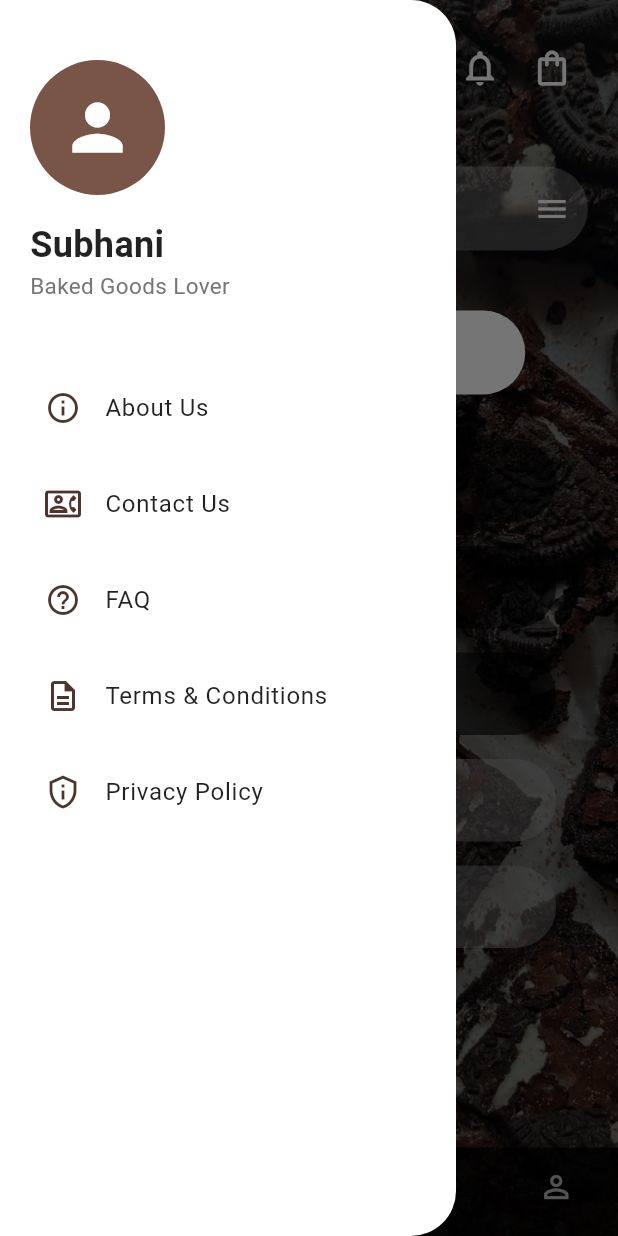
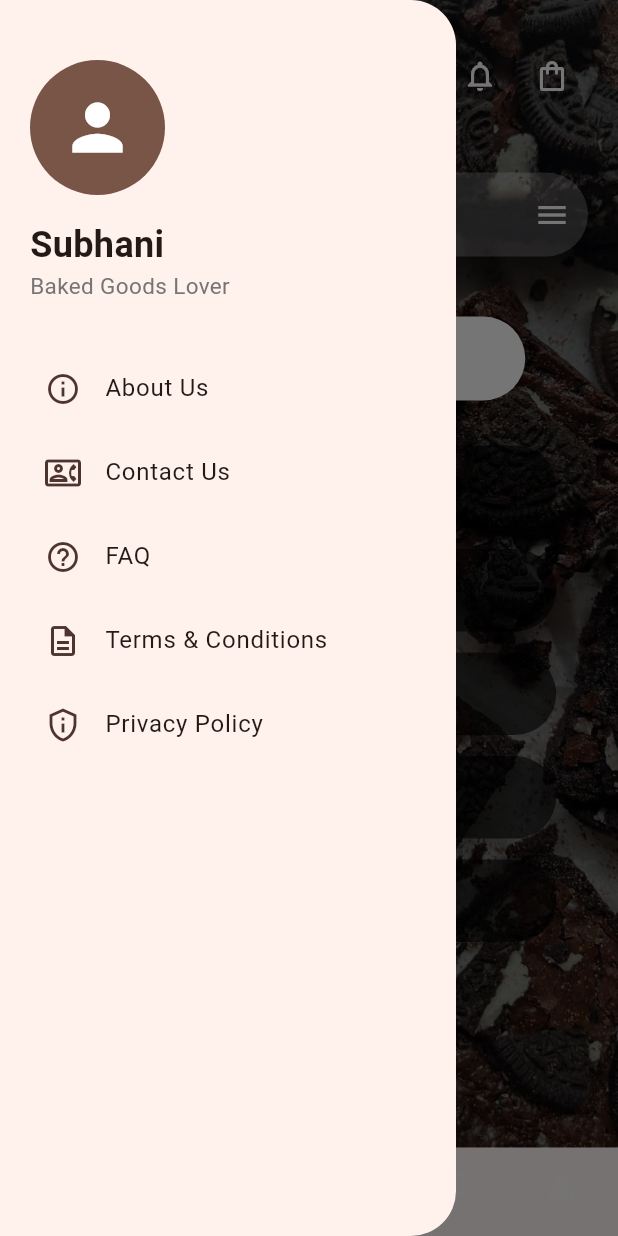
Before and after one commit to hima1222/chocolate-clicks-mobile-app, a Flutter app: the WelcomeProfileScreen screen opened by its route, with the side drawer open, on a phone screen of 412 x 824 dp. Run offline on Flutter 3.47's test engine with Material 3 defaults, Android fonts, the phone set to English and light mode, and no system bars.

Commit message:
popup model in welcome scrn

```diff
--- a/lib/screens/welcome_profile.dart
+++ b/lib/screens/welcome_profile.dart
@@ -4,6 +4,8 @@ import '../../screens/cake_items_screen.dart';
 import '../../screens/brownies_items_screen.dart';
 import '../../screens/cookies_items_screen.dart';
 import '../../screens/backing_goods.dart';
+
+/* ------------------ DATA ------------------ */
 
 final List<Map<String, dynamic>> categories = [
   {'name': 'Cake', 'screen': const CakeItemsScreen()},
@@ -21,6 +23,8 @@ final List<Map<String, dynamic>> menuItems = [
   {'title': 'Privacy Policy', 'icon': Icons.privacy_tip_outlined},
 ];
 
+/* ------------------ MAIN SCREEN ------------------ */
+
 class WelcomeProfileScreen extends StatelessWidget {
   WelcomeProfileScreen({super.key});
 
@@ -32,7 +36,6 @@ class WelcomeProfileScreen extends StatelessWidget {
 
     return Scaffold(
       key: _scaffoldKey,
-      extendBody: true,
       drawer: const AppDrawer(),
       body: Stack(
         children: [
@@ -43,13 +46,15 @@ class WelcomeProfileScreen extends StatelessWidget {
             fit: BoxFit.cover,
           ),
           Container(color: Colors.black.withOpacity(0.5)),
+
           SafeArea(
             child: SingleChildScrollView(
-    padding: const EdgeInsets.symmetric(horizontal: 20.0, vertical: 10.0),
+              padding:
+                  const EdgeInsets.symmetric(horizontal: 20, vertical: 16),
               child: Column(
                 crossAxisAlignment: CrossAxisAlignment.start,
                 children: [
-        // Top greeting + location + icons
+                  /* -------- TOP BAR -------- */
                   Row(
                     mainAxisAlignment: MainAxisAlignment.spaceBetween,
                     children: [
@@ -57,7 +62,7 @@ class WelcomeProfileScreen extends StatelessWidget {
                         crossAxisAlignment: CrossAxisAlignment.start,
                         children: const [
                           Text(
-                  'Hello Subhani !',
+                            'Hello Subhani!',
                             style: TextStyle(
                               color: Colors.white,
                               fontSize: 28,
@@ -67,11 +72,13 @@ class WelcomeProfileScreen extends StatelessWidget {
                           SizedBox(height: 8),
                           Row(
                             children: [
-                    Icon(Icons.location_on, color: Colors.white, size: 20),
-                    SizedBox(width: 8),
+                              Icon(Icons.location_on,
+                                  color: Colors.white, size: 18),
+                              SizedBox(width: 6),
                               Text(
                                 '40/J, MC Road, Matale',
-                      style: TextStyle(color: Colors.white, fontSize: 16),
+                                style: TextStyle(
+                                    color: Colors.white70, fontSize: 15),
                               ),
                             ],
                           ),
@@ -80,20 +87,23 @@ class WelcomeProfileScreen extends StatelessWidget {
                       Row(
                         children: [
                           IconButton(
-                  icon: Icon(Icons.notifications_outlined, color: Colors.white, size: 28),
+                            icon: const Icon(Icons.notifications_outlined,
+                                color: Colors.white),
                             onPressed: () {},
                           ),
                           IconButton(
-                  icon: Icon(Icons.shopping_bag_outlined, color: Colors.white, size: 28),
+                            icon: const Icon(Icons.shopping_bag_outlined,
+                                color: Colors.white),
                             onPressed: () {},
                           ),
                         ],
                       ),
                     ],
                   ),
+
                   const SizedBox(height: 30),
 
-        // Search bar
+                  /* -------- SEARCH BAR -------- */
                   Container(
                     decoration: BoxDecoration(
                       color: Colors.white.withOpacity(0.25),
@@ -103,8 +113,10 @@ class WelcomeProfileScreen extends StatelessWidget {
                       style: const TextStyle(color: Colors.white),
                       decoration: InputDecoration(
                         hintText: 'Search Here...',
-              hintStyle: TextStyle(color: Colors.white70),
-              prefixIcon: const Icon(Icons.search, color: Colors.white),
+                        hintStyle:
+                            const TextStyle(color: Colors.white70),
+                        prefixIcon:
+                            const Icon(Icons.search, color: Colors.white),
                         suffixIcon: IconButton(
                           icon: const Icon(Icons.menu, color: Colors.white),
                           onPressed: () {
@@ -112,38 +124,39 @@ class WelcomeProfileScreen extends StatelessWidget {
                           },
                         ),
                         border: InputBorder.none,
-              contentPadding: const EdgeInsets.symmetric(vertical: 16),
+                        contentPadding:
+                            const EdgeInsets.symmetric(vertical: 16),
                       ),
                     ),
                   ),
+
                   const SizedBox(height: 40),
 
-        // Shop Here button
+                  /* -------- SHOP BUTTON -------- */
                   Center(
                     child: PrimaryButton(
                       text: 'Shop Here',
                       width: size.width * 0.7,
                       backgroundColor: Colors.white,
-            textColor: Colors.black87,
-            onPressed: () {
-              ScaffoldMessenger.of(context).showSnackBar(
-                const SnackBar(content: Text('Start shopping!')),
-              );
-            },
+                      textColor: Colors.black,
+                      onPressed: () {},
                     ),
                   ),
+
                   const SizedBox(height: 30),
 
-        // Categories list
+                  /* -------- CATEGORIES -------- */
                   ListView.builder(
-          physics: const NeverScrollableScrollPhysics(), // disable inner scroll
-          shrinkWrap: true, // important!
+                    shrinkWrap: true,
+                    physics: const NeverScrollableScrollPhysics(),
                     itemCount: categories.length,
                     itemBuilder: (context, index) {
                       final category = categories[index];
-            final Widget? screen = category['screen'] as Widget?;
+                      final Widget? screen =
+                          category['screen'] as Widget?;
+
                       return Padding(
-              padding: const EdgeInsets.only(bottom: 16),
+                        padding: const EdgeInsets.only(bottom: 14),
                         child: Center(
                           child: InkWell(
                             borderRadius: BorderRadius.circular(30),
@@ -151,21 +164,17 @@ class WelcomeProfileScreen extends StatelessWidget {
                                 ? () {
                                     Navigator.push(
                                       context,
-                            MaterialPageRoute(builder: (_) => screen),
+                                      MaterialPageRoute(
+                                          builder: (_) => screen),
                                     );
                                   }
-                      : () {
-                          ScaffoldMessenger.of(context).showSnackBar(
-                            SnackBar(content: Text('${category['name']} coming soon!')),
-                          );
-                        },
+                                : null,
                             child: Container(
                               width: size.width * 0.8,
-                    padding: const EdgeInsets.symmetric(vertical: 16),
+                              padding:
+                                  const EdgeInsets.symmetric(vertical: 16),
                               decoration: BoxDecoration(
-                      color: screen != null
-                          ? Colors.black.withOpacity(0.6)
-                          : Colors.grey.withOpacity(0.4),
+                                color: Colors.black.withOpacity(0.6),
                                 borderRadius: BorderRadius.circular(30),
                               ),
                               child: Center(
@@ -173,9 +182,7 @@ class WelcomeProfileScreen extends StatelessWidget {
                                   category['name'],
                                   style: const TextStyle(
                                       color: Colors.white,
-                          fontSize: 16,
-                          fontWeight: FontWeight.w500,
-                        ),
+                                      fontSize: 16),
                                 ),
                               ),
                             ),
@@ -187,35 +194,35 @@ class WelcomeProfileScreen extends StatelessWidget {
                 ],
               ),
             ),
-)
-
+          ),
         ],
       ),
+
+      /* -------- BOTTOM NAV -------- */
       bottomNavigationBar: BottomNavigationBar(
-        type: BottomNavigationBarType.fixed,
-        backgroundColor: Colors.black.withOpacity(0.8),
+        backgroundColor: Colors.black.withOpacity(0.85),
         selectedItemColor: Colors.white,
         unselectedItemColor: Colors.white70,
         showSelectedLabels: false,
         showUnselectedLabels: false,
-        currentIndex: 0,
-        onTap: (index) {
-          final tabs = ['Home', 'Categories', 'Events', 'Messages', 'Profile'];
-          ScaffoldMessenger.of(context).showSnackBar(
-            SnackBar(content: Text('${tabs[index]} tapped')),
-          );
-        },
         items: const [
-          BottomNavigationBarItem(icon: Icon(Icons.home_outlined), label: ''),
-          BottomNavigationBarItem(icon: Icon(Icons.grid_view), label: ''),
-          BottomNavigationBarItem(icon: Icon(Icons.calendar_today_outlined), label: ''),
-          BottomNavigationBarItem(icon: Icon(Icons.message_outlined), label: ''),
-          BottomNavigationBarItem(icon: Icon(Icons.person_outline), label: ''),
+          BottomNavigationBarItem(
+              icon: Icon(Icons.home_outlined), label: ''),
+          BottomNavigationBarItem(
+              icon: Icon(Icons.grid_view), label: ''),
+          BottomNavigationBarItem(
+              icon: Icon(Icons.calendar_today_outlined), label: ''),
+          BottomNavigationBarItem(
+              icon: Icon(Icons.message_outlined), label: ''),
+          BottomNavigationBarItem(
+              icon: Icon(Icons.person_outline), label: ''),
         ],
       ),
     );
   }
 }
+
+/* ------------------ DRAWER ------------------ */
 
 class AppDrawer extends StatelessWidget {
   const AppDrawer({super.key});
@@ -223,15 +230,14 @@ class AppDrawer extends StatelessWidget {
   @override
   Widget build(BuildContext context) {
     return Drawer(
-      backgroundColor: Colors.white,
       shape: const RoundedRectangleBorder(
         borderRadius: BorderRadius.horizontal(right: Radius.circular(30)),
       ),
+      child: SafeArea(
         child: ListView(
           padding: EdgeInsets.zero,
           children: [
-          Container(
-            height: 220,
+            Padding(
               padding: const EdgeInsets.fromLTRB(20, 40, 20, 20),
               child: Column(
                 crossAxisAlignment: CrossAxisAlignment.start,
@@ -239,46 +245,49 @@ class AppDrawer extends StatelessWidget {
                   const CircleAvatar(
                     radius: 45,
                     backgroundColor: Colors.brown,
-                  child: Icon(Icons.person, size: 50, color: Colors.white),
+                    child:
+                        Icon(Icons.person, size: 50, color: Colors.white),
                   ),
                   const SizedBox(height: 16),
                   const Text(
                     'Subhani',
-                  style: TextStyle(fontSize: 24, fontWeight: FontWeight.bold, color: Colors.black87),
+                    style: TextStyle(
+                        fontSize: 24,
+                        fontWeight: FontWeight.bold),
                   ),
                   Text(
                     'Baked Goods Lover',
-                  style: TextStyle(color: Colors.grey[600], fontSize: 15),
+                    style: TextStyle(
+                        color: Colors.grey[600], fontSize: 15),
                   ),
                 ],
               ),
             ),
-          const SizedBox(height: 20),
-          ...menuItems.map((item) {
-            return ListTile(
-              leading: Icon(item['icon'] as IconData, color: Colors.brown[800]),
-              title: Text(item['title'] as String, style: const TextStyle(fontSize: 16, color: Colors.black87)),
-              contentPadding: const EdgeInsets.symmetric(horizontal: 30, vertical: 4),
-              shape: const RoundedRectangleBorder(
-                borderRadius: BorderRadius.horizontal(right: Radius.circular(40)),
-              ),
+
+            const SizedBox(height: 10),
+
+            ...menuItems.map((item) => ListTile(
+                  leading: Icon(item['icon'] as IconData,
+                      color: Colors.brown[800]),
+                  title: Text(item['title'] as String),
+                  contentPadding:
+                      const EdgeInsets.symmetric(horizontal: 30),
                   onTap: () {
                     Navigator.pop(context);
                     if (item['title'] == 'About Us') {
                       Navigator.push(
                         context,
-                    MaterialPageRoute(builder: (_) => const BakingGoodsScreen()),
-                  );
-                } else {
-                  ScaffoldMessenger.of(context).showSnackBar(
-                    SnackBar(content: Text('${item['title']} tapped')),
+                        MaterialPageRoute(
+                          builder: (_) => const BakingGoodsScreen(),
+                        ),
                       );
                     }
                   },
-            );
-          }).toList(),
+                )),
+
             const SizedBox(height: 20),
           ],
+        ),
       ),
     );
   }
```
Also changed, not shown: lib/screens/landing.dart (+64 -78 lines), lib/main.dart (line endings or trailing spaces). Lines whose indentation alone changed are shown as unchanged.
